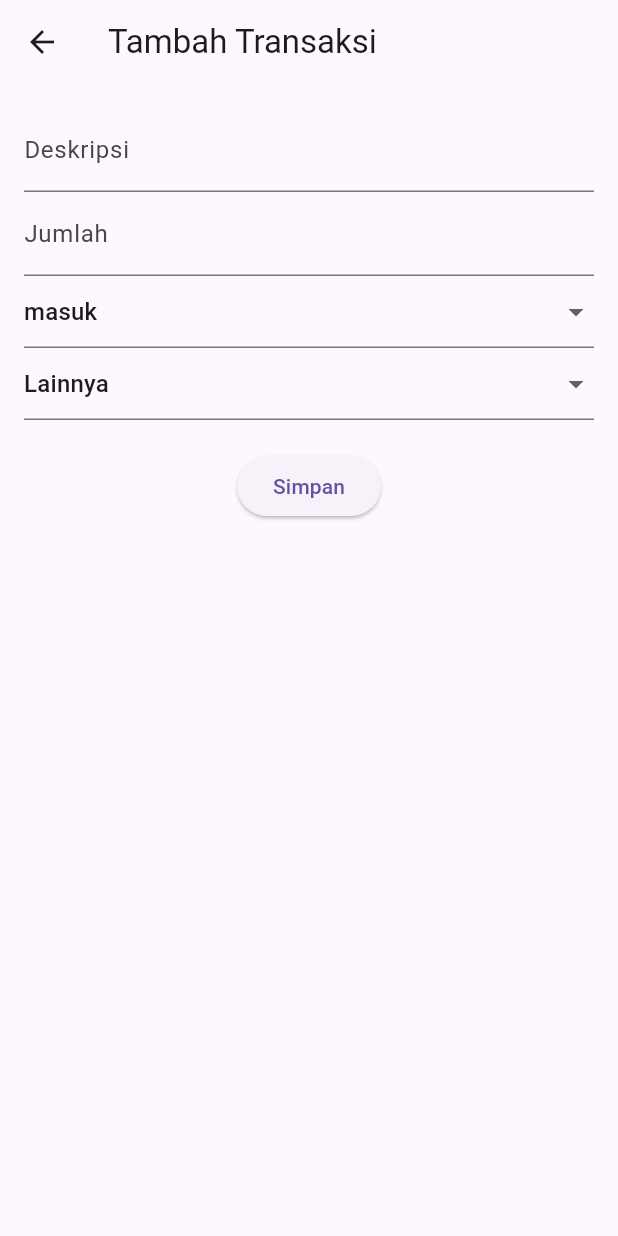
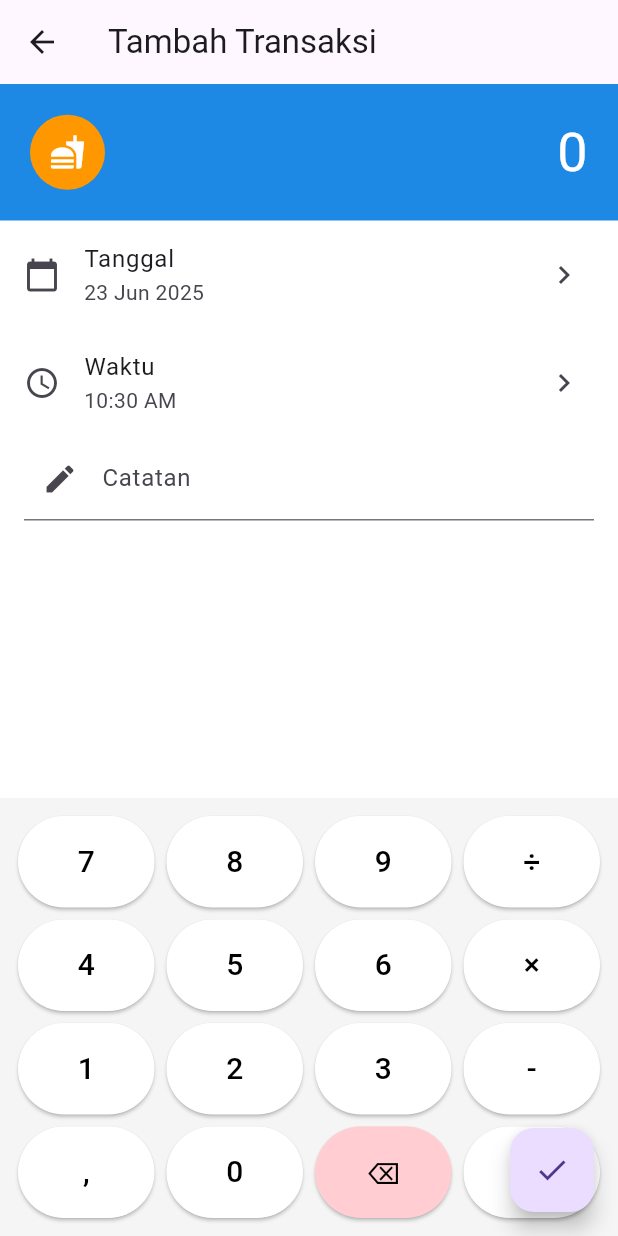
Before and after one commit to gabut-oy/bendahara_app, a Flutter app: the TransaksiFormPage screen opened directly, on a phone screen of 412 x 824 dp. Run offline on Flutter 3.47's test engine with Material 3 defaults, Android fonts, the phone set to English and light mode, and no system bars; our stand-ins replace supabase_flutter; accounts and stored records are empty.

Commit message:
Tampilan Transaksi 01

```diff
--- a/lib/models/transaksi_model.dart
+++ b/lib/models/transaksi_model.dart
@@ -2,18 +2,46 @@ class Transaksi {
   final String id;
   final String deskripsi;
   final int jumlah;
-  final String tipe;
+  final String tipe; // 'masuk' atau 'keluar'
   final String kategori;
   final DateTime tanggal;
+  final String waktu;     // tambahan: format 'HH:mm'
+  final String? catatan;  // tambahan: bisa null
 
-  Transaksi({required this.id, required this.deskripsi, required this.jumlah, required this.tipe, required this.kategori, required this.tanggal});
+  Transaksi({
+    required this.id,
+    required this.deskripsi,
+    required this.jumlah,
+    required this.tipe,
+    required this.kategori,
+    required this.tanggal,
+    required this.waktu,
+    this.catatan,
+  });
 
-  factory Transaksi.fromJson(Map<String, dynamic> json) => Transaksi(
+  factory Transaksi.fromJson(Map<String, dynamic> json) {
+    return Transaksi(
       id: json['id'],
       deskripsi: json['deskripsi'],
       jumlah: json['jumlah'],
       tipe: json['tipe'],
       kategori: json['kategori'],
       tanggal: DateTime.parse(json['tanggal']),
+      waktu: json['waktu'] ?? '', // fallback kalau kosong
+      catatan: json['catatan'],
     );
   }
+
+  Map<String, dynamic> toJson() {
+    return {
+      'id': id,
+      'deskripsi': deskripsi,
+      'jumlah': jumlah,
+      'tipe': tipe,
+      'kategori': kategori,
+      'tanggal': tanggal.toIso8601String(),
+      'waktu': waktu,
+      'catatan': catatan,
+    };
+  }
+}
--- a/lib/pages/transaksi_form_page.dart
+++ b/lib/pages/transaksi_form_page.dart
@@ -1,57 +1,171 @@
 import 'package:flutter/material.dart';
 import 'package:uuid/uuid.dart';
 import '../services/supabase_service.dart';
+import 'package:intl/intl.dart';
+
 
 class TransaksiFormPage extends StatefulWidget {
   const TransaksiFormPage({super.key});
+
   @override
   State<TransaksiFormPage> createState() => _TransaksiFormPageState();
 }
 
 class _TransaksiFormPageState extends State<TransaksiFormPage> {
-  final deskripsiCtrl = TextEditingController();
-  final jumlahCtrl = TextEditingController();
-  String tipe = 'masuk';
-  String kategori = 'Lainnya';
-  final service = SupabaseService();
+  final TextEditingController catatanCtrl = TextEditingController();
+  DateTime selectedDate = DateTime.now();
+  TimeOfDay selectedTime = TimeOfDay.now();
+  String jumlah = "";
 
-  void simpan() async {
-    final data = {
-      'id': const Uuid().v4(),
-      'deskripsi': deskripsiCtrl.text,
-      'jumlah': int.tryParse(jumlahCtrl.text) ?? 0,
-      'tipe': tipe,
-      'kategori': kategori,
-      'tanggal': DateTime.now().toIso8601String(),
-    };
-    await service.tambahTransaksi(data);
-    Navigator.pop(context);
+  void tambahAngka(String angka) {
+    setState(() {
+      jumlah += angka;
+    });
+  }
+
+  void hapusAngka() {
+    setState(() {
+      if (jumlah.isNotEmpty) {
+        jumlah = jumlah.substring(0, jumlah.length - 1);
+      }
+    });
+  }
+
+  Future<void> pilihTanggal() async {
+    final picked = await showDatePicker(
+      context: context,
+      initialDate: selectedDate,
+      firstDate: DateTime(2023),
+      lastDate: DateTime(2100),
+    );
+    if (picked != null) {
+      setState(() => selectedDate = picked);
+    }
+  }
+
+  Future<void> pilihWaktu() async {
+    final picked = await showTimePicker(
+      context: context,
+      initialTime: selectedTime,
+    );
+    if (picked != null) {
+      setState(() => selectedTime = picked);
+    }
   }
 
   @override
   Widget build(BuildContext context) {
+    final tanggalFormatted = DateFormat('dd MMM yyyy').format(selectedDate);
+    final waktuFormatted = selectedTime.format(context);
+
     return Scaffold(
+      backgroundColor: Colors.white,
       appBar: AppBar(title: const Text("Tambah Transaksi")),
-      body: Padding(
-        padding: const EdgeInsets.all(16),
-        child: Column(
-          children: [
-            TextField(controller: deskripsiCtrl, decoration: const InputDecoration(labelText: 'Deskripsi')),
-            TextField(controller: jumlahCtrl, keyboardType: TextInputType.number, decoration: const InputDecoration(labelText: 'Jumlah')),
-            DropdownButtonFormField<String>(
-              value: tipe,
-              onChanged: (val) => setState(() => tipe = val!),
-              items: ['masuk', 'keluar'].map((e) => DropdownMenuItem(value: e, child: Text(e))).toList(),
+      body: Column(
+        children: [
+          // Bagian atas: ikon dan jumlah
+          Container(
+            color: Colors.blue.shade600,
+            padding: const EdgeInsets.all(20),
+            child: Row(
+              children: [
+                const CircleAvatar(
+                  radius: 25,
+                  backgroundColor: Colors.orange,
+                  child: Icon(Icons.fastfood, color: Colors.white),
+                ),
+                const SizedBox(width: 16),
+                Expanded(
+                  child: Text(
+                    jumlah.isEmpty ? "0" : jumlah,
+                    textAlign: TextAlign.right,
+                    style: const TextStyle(fontSize: 36, color: Colors.white),
+                  ),
+                ),
+              ],
             ),
-            DropdownButtonFormField<String>(
-              value: kategori,
-              onChanged: (val) => setState(() => kategori = val!),
-              items: ['Sewa', 'Upah', 'Penjualan', 'Lainnya'].map((e) => DropdownMenuItem(value: e, child: Text(e))).toList(),
+          ),
+
+          // Informasi tanggal, waktu, dan catatan
+          ListTile(
+            leading: const Icon(Icons.calendar_today),
+            title: const Text("Tanggal"),
+            subtitle: Text(tanggalFormatted),
+            trailing: const Icon(Icons.chevron_right),
+            onTap: pilihTanggal,
+          ),
+          ListTile(
+            leading: const Icon(Icons.access_time),
+            title: const Text("Waktu"),
+            subtitle: Text(waktuFormatted),
+            trailing: const Icon(Icons.chevron_right),
+            onTap: pilihWaktu,
+          ),
+          Padding(
+            padding: const EdgeInsets.symmetric(horizontal: 16),
+            child: TextField(
+              controller: catatanCtrl,
+              decoration: const InputDecoration(
+                labelText: 'Catatan',
+                prefixIcon: Icon(Icons.edit),
+              ),
             ),
-            const SizedBox(height: 20),
-            ElevatedButton(onPressed: simpan, child: const Text("Simpan")),
-          ],
-        ),
+          ),
+
+          const Spacer(),
+
+          // Keyboard angka custom
+          Container(
+            color: Colors.grey.shade100,
+            padding: const EdgeInsets.all(8),
+            child: Column(
+              children: [
+                for (var row in [
+                  ['7', '8', '9', '÷'],
+                  ['4', '5', '6', '×'],
+                  ['1', '2', '3', '-'],
+                  [',', '0', '⌫', '+']
+                ])
+                  Row(
+                    mainAxisAlignment: MainAxisAlignment.spaceEvenly,
+                    children: row.map((e) {
+                      return Expanded(
+                        child: Padding(
+                          padding: const EdgeInsets.all(4),
+                          child: ElevatedButton(
+                            style: ElevatedButton.styleFrom(
+                              padding: const EdgeInsets.symmetric(vertical: 16),
+                              backgroundColor: e == '⌫' ? Colors.red.shade100 : Colors.white,
+                              foregroundColor: Colors.black,
+                            ),
+                            onPressed: () {
+                              if (e == '⌫') {
+                                hapusAngka();
+                              } else if (int.tryParse(e) != null || e == ',') {
+                                tambahAngka(e);
+                              }
+                            },
+                            child: Text(e, style: const TextStyle(fontSize: 20)),
+                          ),
+                        ),
+                      );
+                    }).toList(),
+                  ),
+              ],
+            ),
+          ),
+        ],
+      ),
+      floatingActionButton: FloatingActionButton(
+        child: const Icon(Icons.check),
+        onPressed: () {
+          // Di sini bisa ditambahkan logika simpan ke Supabase
+          print("Jumlah: $jumlah");
+          print("Tanggal: $tanggalFormatted");
+          print("Waktu: $waktuFormatted");
+          print("Catatan: ${catatanCtrl.text}");
+          Navigator.pop(context);
+        },
       ),
     );
   }
```
Also changed, not shown: pubspec.yaml (+4 -67 lines), pubspec.lock. Lines whose indentation alone changed are shown as unchanged.
